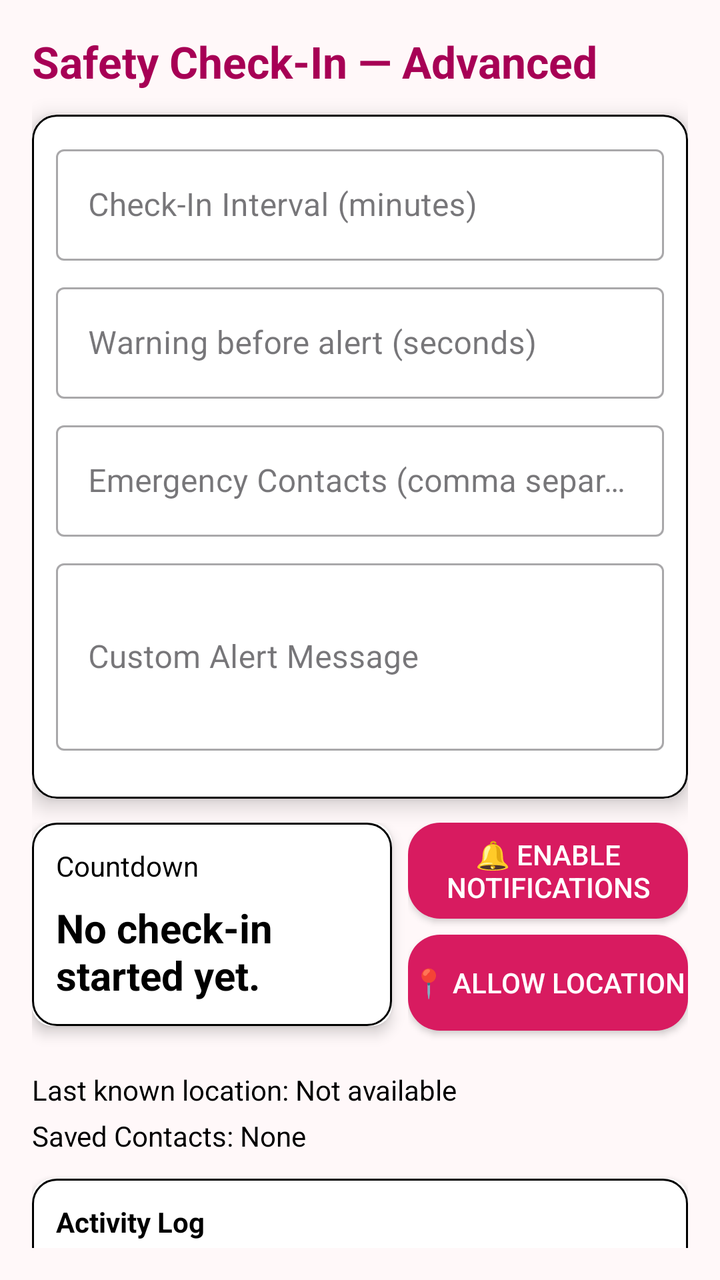
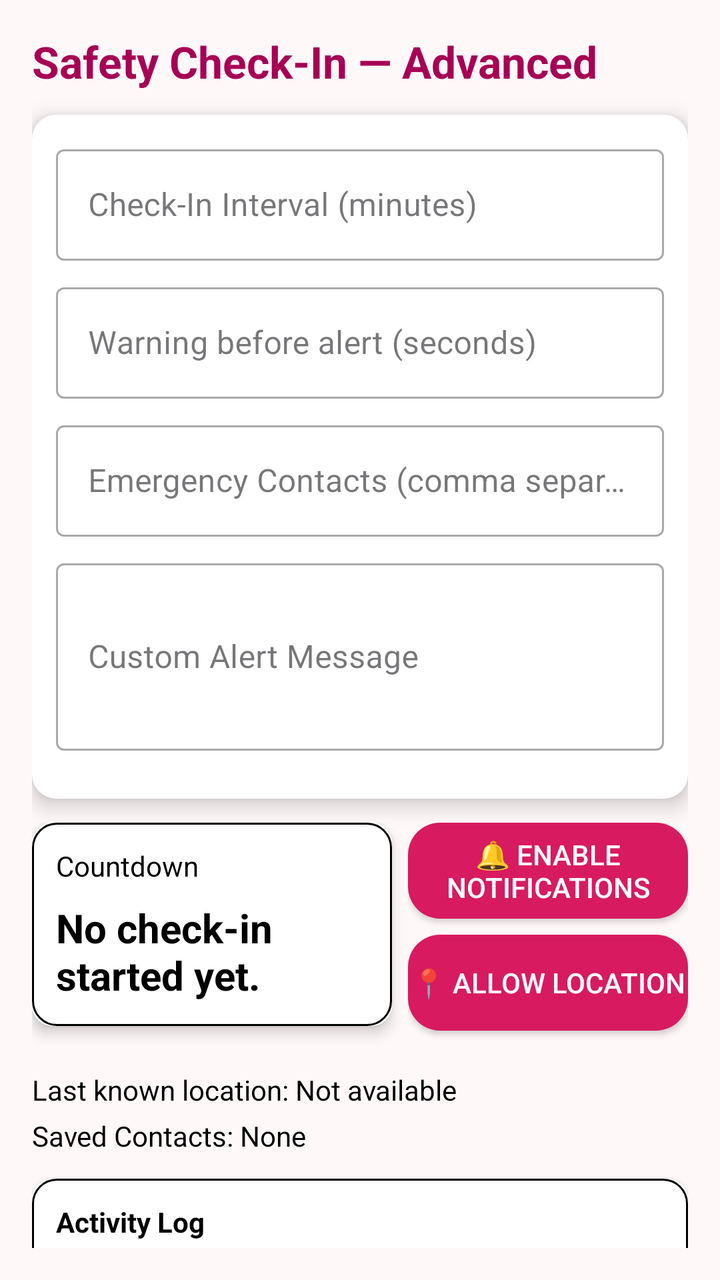

Two renders of the same Android screen: before a commit and after it. Below are the layout's source before the change and the commit's diff.
<!-- AndroidManifest.xml: application theme Theme.EmergencySOS -->
<!-- res/layout/activity_safety_check_in.xml -->
<?xml version="1.0" encoding="utf-8"?>
<androidx.core.widget.NestedScrollView xmlns:android="http://schemas.android.com/apk/res/android"
    xmlns:app="http://schemas.android.com/apk/res-auto"
    android:id="@+id/scroll"
    android:layout_width="match_parent"
    android:layout_height="match_parent"
    android:padding="16dp"
    android:background="#FFF8F9">

    <LinearLayout
        android:id="@+id/root"
        android:layout_width="match_parent"
        android:layout_height="wrap_content"
        android:orientation="vertical">

        
        <TextView
            android:id="@+id/tvTitle"
            android:layout_width="wrap_content"
            android:layout_height="wrap_content"
            android:text="Safety Check-In — Advanced"
            android:textSize="22sp"
            android:textStyle="bold"
            android:textColor="#A70055" />

        
        <androidx.cardview.widget.CardView
            android:layout_marginTop="12dp"
            android:layout_width="match_parent"
            android:layout_height="wrap_content"
            app:cardCornerRadius="12dp"
            android:background="@drawable/edittext_bg"
            app:cardElevation="6dp">

            <LinearLayout
                android:padding="12dp"
                android:orientation="vertical"
                android:background="@drawable/edittext_bg"
                android:layout_width="match_parent"
                android:layout_height="wrap_content">

                <com.google.android.material.textfield.TextInputLayout
                    style="@style/Widget.MaterialComponents.TextInputLayout.OutlinedBox"
                    android:layout_width="match_parent"
                    android:layout_height="wrap_content"
                    android:hint="Check-In Interval (minutes)">

                    <com.google.android.material.textfield.TextInputEditText
                        android:id="@+id/etInterval"
                        android:inputType="number"
                        android:textColor="@color/black"
                        android:layout_width="match_parent"
                        android:layout_height="wrap_content" />
                </com.google.android.material.textfield.TextInputLayout>

                <com.google.android.material.textfield.TextInputLayout
                    style="@style/Widget.MaterialComponents.TextInputLayout.OutlinedBox"
                    android:layout_marginTop="8dp"
                    android:layout_width="match_parent"
                    android:layout_height="wrap_content"
                    android:hint="Warning before alert (seconds)">

                    <com.google.android.material.textfield.TextInputEditText
                        android:id="@+id/etWarning"
                        android:inputType="number"
                        android:textColor="@color/black"
                        android:layout_width="match_parent"
                        android:layout_height="wrap_content" />
                </com.google.android.material.textfield.TextInputLayout>

                <com.google.android.material.textfield.TextInputLayout
                    style="@style/Widget.MaterialComponents.TextInputLayout.OutlinedBox"
                    android:layout_marginTop="8dp"
                    android:layout_width="match_parent"
                    android:layout_height="wrap_content"
                    android:hint="Emergency Contacts (comma separated phones/emails)">

                    <com.google.android.material.textfield.TextInputEditText
                        android:id="@+id/etContacts"
                        android:inputType="textPostalAddress"
                        android:textColor="@color/black"
                        android:layout_width="match_parent"
                        android:layout_height="wrap_content" />
                </com.google.android.material.textfield.TextInputLayout>

                <com.google.android.material.textfield.TextInputLayout
                    style="@style/Widget.MaterialComponents.TextInputLayout.OutlinedBox"
                    android:layout_marginTop="8dp"
                    android:layout_width="match_parent"
                    android:layout_height="wrap_content"
                    android:hint="Custom Alert Message">

                    <com.google.android.material.textfield.TextInputEditText
                        android:id="@+id/etMessage"
                        android:inputType="textMultiLine"
                        android:minLines="3"
                        android:textColor="@color/black"
                        android:layout_width="match_parent"
                        android:layout_height="wrap_content" />
                </com.google.android.material.textfield.TextInputLayout>

                
                <LinearLayout
                    android:layout_marginTop="12dp"
                    android:layout_width="match_parent"
                    android:layout_height="wrap_content"
                    android:orientation="horizontal">

                    <com.google.android.material.button.MaterialButton
                        android:id="@+id/btnStart"
                        android:layout_height="wrap_content"
                        android:layout_width="0dp"
                        android:visibility="gone"
                        android:layout_weight="1"
                        android:text="Start Check-In" />

                    <androidx.appcompat.widget.AppCompatButton
                        android:id="@+id/btnSOS"
                        android:layout_marginStart="8dp"
                        android:background="@drawable/signupbutton_bg"
                        android:layout_width="match_parent"
                        android:visibility="gone"
                        android:textColor="@color/white"
                        android:layout_height="wrap_content"
                        android:layout_weight="1"
                        android:text="SOS" />
                </LinearLayout>

            </LinearLayout>
        </androidx.cardview.widget.CardView>

        
        <LinearLayout
            android:layout_marginTop="12dp"
            android:orientation="horizontal"
            android:layout_width="match_parent"
            android:layout_height="wrap_content">

            <androidx.cardview.widget.CardView
                android:layout_weight="1"
                android:layout_width="0dp"
                app:cardCornerRadius="10dp"
                app:cardElevation="4dp"
                android:layout_height="wrap_content">

                <LinearLayout
                    android:padding="12dp"
                    android:orientation="vertical"
                    android:background="@drawable/edittext_bg"
                    android:layout_width="match_parent"
                    android:layout_height="wrap_content">

                    <TextView
                        android:text="Countdown"
                        android:layout_width="wrap_content"
                        android:textColor="@color/black"
                        android:layout_height="wrap_content" />

                    <TextView
                        android:id="@+id/tvCountdown"
                        android:text="No check-in started yet."
                        android:textSize="20sp"
                        android:textColor="@color/black"
                        android:textStyle="bold"
                        android:layout_marginTop="8dp"
                        android:layout_width="wrap_content"
                        android:layout_height="wrap_content" />
                </LinearLayout>
            </androidx.cardview.widget.CardView>

            <LinearLayout
                android:layout_marginStart="8dp"
                android:orientation="vertical"
                android:layout_width="wrap_content"
                android:layout_height="wrap_content">

                <androidx.appcompat.widget.AppCompatButton
                    android:id="@+id/btnEnableNotif1"
                    android:layout_marginBottom="8dp"
                    android:layout_width="140dp"
                    android:background="@drawable/signupbutton_bg"
                    android:layout_height="wrap_content"
                    android:textColor="@color/white"
                    android:text="🔔 Enable Notifications" />

                <androidx.appcompat.widget.AppCompatButton
                    android:id="@+id/btnAllowLocation"
                    android:layout_marginBottom="8dp"
                    android:layout_width="140dp"
                    android:background="@drawable/signupbutton_bg"
                    android:textColor="@color/white"
                    android:layout_height="wrap_content"
                    android:text="📍 Allow Location" />

                <androidx.appcompat.widget.AppCompatButton
                    android:id="@+id/btnTestAlert"
                    android:layout_width="140dp"
                    android:background="@drawable/signupbutton_bg"
                    android:textColor="@color/white"
                    android:visibility="gone"
                    android:layout_height="wrap_content"
                    android:text="🧪 Test Alert" />
            </LinearLayout>
        </LinearLayout>

        
        <TextView
            android:id="@+id/tvLastLocation"
            android:layout_marginTop="12dp"
            android:layout_width="match_parent"
            android:textColor="@color/black"
            android:layout_height="wrap_content"
            android:text="Last known location: Not available" />

        <TextView
            android:id="@+id/tvSavedContacts"
            android:layout_marginTop="4dp"
            android:layout_width="match_parent"
            android:textColor="@color/black"
            android:layout_height="wrap_content"
            android:text="Saved Contacts: None" />

        
        <androidx.cardview.widget.CardView
            android:layout_marginTop="12dp"
            android:layout_width="match_parent"
            app:cardCornerRadius="10dp"
            app:cardElevation="4dp"
            android:layout_height="wrap_content">

            <LinearLayout
                android:padding="12dp"
                android:orientation="vertical"
                android:background="@drawable/edittext_bg"
                android:layout_width="match_parent"
                android:layout_height="wrap_content">

                <TextView
                    android:text="Activity Log"
                    android:textStyle="bold"
                    android:textColor="@color/black"
                    android:layout_width="wrap_content"
                    android:layout_height="wrap_content" />

                <TextView
                    android:id="@+id/tvLog"
                    android:layout_marginTop="8dp"
                    android:layout_width="match_parent"
                    android:layout_height="wrap_content"
                    android:text="No entries yet." />
            </LinearLayout>
        </androidx.cardview.widget.CardView>

        
        <LinearLayout
            android:layout_marginTop="12dp"
            android:orientation="horizontal"
            android:gravity="center"
            android:layout_width="match_parent"
            android:layout_height="wrap_content">

            <androidx.appcompat.widget.AppCompatButton
                android:id="@+id/btnQuickStart"
                android:layout_width="0dp"
                android:layout_weight="1"
                android:textColor="@color/white"
                android:background="@drawable/signupbutton_bg"
                android:layout_height="wrap_content"
                android:text="Start" />

            <androidx.appcompat.widget.AppCompatButton
                android:layout_height="wrap_content"
                android:background="@drawable/signupbutton_bg"
                android:textColor="@color/white"
                android:id="@+id/btnQuickStop"
                android:layout_marginStart="8dp"
                android:layout_width="0dp"
                android:layout_weight="1"
                android:text="Stop" />

            <androidx.appcompat.widget.AppCompatButton
                android:layout_height="wrap_content"
                android:id="@+id/btnQuickCheckIn"
                android:background="@drawable/signupbutton_bg"
                android:textColor="@color/white"
                android:layout_marginStart="8dp"
                android:layout_width="0dp"
                android:layout_weight="1"
                android:text="Check-In" />

            <androidx.appcompat.widget.AppCompatButton
                android:layout_height="wrap_content"
                android:id="@+id/btnQuickSOS"
                android:background="@drawable/signupbutton_bg"
                android:textColor="@color/white"
                android:visibility="gone"
                android:layout_marginStart="8dp"
                android:layout_width="wrap_content"
                android:text="SOS" />
        </LinearLayout>

        <View android:layout_height="24dp" android:layout_width="match_parent" />


    </LinearLayout>
</androidx.core.widget.NestedScrollView>
<!-- resources referenced by this layout -->
<resources>
  <color name="black">#FF000000</color>
  <color name="white">#FFFFFFFF</color>
  <!-- drawable edittext_bg (drawable) -->
  <shape xmlns:android="http://schemas.android.com/apk/res/android"
      android:shape="rectangle">
      <solid android:color="#FFFFFF" />
      <stroke
          android:width="1dp"
          android:color="#000" />
      <corners android:radius="12dp" />
  </shape>
  <!-- drawable signupbutton_bg (drawable) -->
  <shape xmlns:android="http://schemas.android.com/apk/res/android"
      android:shape="rectangle">
      <solid android:color="#D81B60" />
      <corners android:radius="16dp" />
  </shape>
  <style name="Theme.EmergencySOS" parent="Base.Theme.EmergencySOS" />
  <style name="Base.Theme.EmergencySOS" parent="Theme.Material3.DayNight.NoActionBar">
          
          
      </style>
</resources>

<!-- the commit's change to res/layout/activity_safety_check_in.xml (unified diff, before → after) -->
@@ -1,5 +1,6 @@
 <?xml version="1.0" encoding="utf-8"?>
-<androidx.core.widget.NestedScrollView xmlns:android="http://schemas.android.com/apk/res/android"
+<androidx.core.widget.NestedScrollView
+    xmlns:android="http://schemas.android.com/apk/res/android"
     xmlns:app="http://schemas.android.com/apk/res-auto"
     android:id="@+id/scroll"
     android:layout_width="match_parent"
@@ -29,74 +30,73 @@
             android:layout_width="match_parent"
             android:layout_height="wrap_content"
             app:cardCornerRadius="12dp"
-            android:background="@drawable/edittext_bg"
-            app:cardElevation="6dp">
+            app:cardElevation="6dp"
+            android:background="@drawable/edittext_bg">
 
             <LinearLayout
                 android:padding="12dp"
                 android:orientation="vertical"
-                android:background="@drawable/edittext_bg"
                 android:layout_width="match_parent"
                 android:layout_height="wrap_content">
 
+                
                 <com.google.android.material.textfield.TextInputLayout
                     style="@style/Widget.MaterialComponents.TextInputLayout.OutlinedBox"
                     android:layout_width="match_parent"
                     android:layout_height="wrap_content"
                     android:hint="Check-In Interval (minutes)">
-
                     <com.google.android.material.textfield.TextInputEditText
                         android:id="@+id/etInterval"
                         android:inputType="number"
                         android:textColor="@color/black"
                         android:layout_width="match_parent"
-                        android:layout_height="wrap_content" />
+                        android:layout_height="wrap_content"/>
                 </com.google.android.material.textfield.TextInputLayout>
 
+                
                 <com.google.android.material.textfield.TextInputLayout
                     style="@style/Widget.MaterialComponents.TextInputLayout.OutlinedBox"
                     android:layout_marginTop="8dp"
                     android:layout_width="match_parent"
                     android:layout_height="wrap_content"
                     android:hint="Warning before alert (seconds)">
-
                     <com.google.android.material.textfield.TextInputEditText
                         android:id="@+id/etWarning"
                         android:inputType="number"
                         android:textColor="@color/black"
                         android:layout_width="match_parent"
-                        android:layout_height="wrap_content" />
+                        android:layout_height="wrap_content"/>
                 </com.google.android.material.textfield.TextInputLayout>
 
+                
                 <com.google.android.material.textfield.TextInputLayout
                     style="@style/Widget.MaterialComponents.TextInputLayout.OutlinedBox"
                     android:layout_marginTop="8dp"
                     android:layout_width="match_parent"
                     android:layout_height="wrap_content"
                     android:hint="Emergency Contacts (comma separated phones/emails)">
-
                     <com.google.android.material.textfield.TextInputEditText
                         android:id="@+id/etContacts"
                         android:inputType="textPostalAddress"
                         android:textColor="@color/black"
                         android:layout_width="match_parent"
-                        android:layout_height="wrap_content" />
+                        android:layout_height="wrap_content"/>
                 </com.google.android.material.textfield.TextInputLayout>
 
+                
                 <com.google.android.material.textfield.TextInputLayout
                     style="@style/Widget.MaterialComponents.TextInputLayout.OutlinedBox"
                     android:layout_marginTop="8dp"
                     android:layout_width="match_parent"
                     android:layout_height="wrap_content"
                     android:hint="Custom Alert Message">
-
                     <com.google.android.material.textfield.TextInputEditText
                         android:id="@+id/etMessage"
                         android:inputType="textMultiLine"
                         android:minLines="3"
                         android:textColor="@color/black"
                         android:layout_width="match_parent"
-                        android:layout_height="wrap_content" />
+                        android:layout_height="wrap_content"/>
                 </com.google.android.material.textfield.TextInputLayout>
 
                 
@@ -108,24 +108,23 @@
 
                     <com.google.android.material.button.MaterialButton
                         android:id="@+id/btnStart"
+                        android:layout_width="0dp"
                         android:layout_height="wrap_content"
-                        android:layout_width="0dp"
-                        android:visibility="gone"
                         android:layout_weight="1"
-                        android:text="Start Check-In" />
+                        android:text="Start Check-In"
+                        android:visibility="gone"/>
 
                     <androidx.appcompat.widget.AppCompatButton
                         android:id="@+id/btnSOS"
                         android:layout_marginStart="8dp"
-                        android:background="@drawable/signupbutton_bg"
-                        android:layout_width="match_parent"
+                        android:layout_width="0dp"
+                        android:layout_height="wrap_content"
+                        android:layout_weight="1"
+                        android:text="SOS"
                         android:visibility="gone"
                         android:textColor="@color/white"
-                        android:layout_height="wrap_content"
-                        android:layout_weight="1"
-                        android:text="SOS" />
+                        android:background="@drawable/signupbutton_bg"/>
                 </LinearLayout>
-
             </LinearLayout>
         </androidx.cardview.widget.CardView>
 
@@ -136,26 +135,24 @@
             android:layout_width="match_parent"
             android:layout_height="wrap_content">
 
+            
             <androidx.cardview.widget.CardView
                 android:layout_weight="1"
                 android:layout_width="0dp"
+                android:layout_height="wrap_content"
                 app:cardCornerRadius="10dp"
-                app:cardElevation="4dp"
-                android:layout_height="wrap_content">
-
+                app:cardElevation="4dp">
                 <LinearLayout
                     android:padding="12dp"
                     android:orientation="vertical"
-                    android:background="@drawable/edittext_bg"
-                    android:layout_width="match_parent"
-                    android:layout_height="wrap_content">
-
+                    android:layout_width="match_parent"
+                    android:layout_height="wrap_content"
+                    android:background="@drawable/edittext_bg">
                     <TextView
                         android:text="Countdown"
                         android:layout_width="wrap_content"
-                        android:textColor="@color/black"
-                        android:layout_height="wrap_content" />
-
+                        android:layout_height="wrap_content"
+                        android:textColor="@color/black"/>
                     <TextView
                         android:id="@+id/tvCountdown"
                         android:text="No check-in started yet."
@@ -164,10 +161,11 @@
                         android:textStyle="bold"
                         android:layout_marginTop="8dp"
                         android:layout_width="wrap_content"
-                        android:layout_height="wrap_content" />
+                        android:layout_height="wrap_content"/>
                 </LinearLayout>
             </androidx.cardview.widget.CardView>
 
+            
             <LinearLayout
                 android:layout_marginStart="8dp"
                 android:orientation="vertical"
@@ -176,30 +174,30 @@
 
                 <androidx.appcompat.widget.AppCompatButton
                     android:id="@+id/btnEnableNotif1"
+                    android:layout_width="140dp"
+                    android:layout_height="wrap_content"
                     android:layout_marginBottom="8dp"
-                    android:layout_width="140dp"
+                    android:text="🔔 Enable Notifications"
                     android:background="@drawable/signupbutton_bg"
-                    android:layout_height="wrap_content"
-                    android:textColor="@color/white"
-                    android:text="🔔 Enable Notifications" />
+                    android:textColor="@color/white"/>
 
                 <androidx.appcompat.widget.AppCompatButton
                     android:id="@+id/btnAllowLocation"
+                    android:layout_width="140dp"
+                    android:layout_height="wrap_content"
                     android:layout_marginBottom="8dp"
-                    android:layout_width="140dp"
+                    android:text="📍 Allow Location"
                     android:background="@drawable/signupbutton_bg"
-                    android:textColor="@color/white"
-                    android:layout_height="wrap_content"
-                    android:text="📍 Allow Location" />
+                    android:textColor="@color/white"/>
 
                 <androidx.appcompat.widget.AppCompatButton
                     android:id="@+id/btnTestAlert"
                     android:layout_width="140dp"
+                    android:layout_height="wrap_content"
+                    android:text="🧪 Test Alert"
                     android:background="@drawable/signupbutton_bg"
                     android:textColor="@color/white"
-                    android:visibility="gone"
-                    android:layout_height="wrap_content"
-                    android:text="🧪 Test Alert" />
+                    android:visibility="gone"/>
             </LinearLayout>
         </LinearLayout>
 
@@ -208,46 +206,43 @@
             android:id="@+id/tvLastLocation"
             android:layout_marginTop="12dp"
             android:layout_width="match_parent"
-            android:textColor="@color/black"
-            android:layout_height="wrap_content"
-            android:text="Last known location: Not available" />
+            android:layout_height="wrap_content"
+            android:text="Last known location: Not available"
+            android:textColor="@color/black"/>
 
         <TextView
             android:id="@+id/tvSavedContacts"
             android:layout_marginTop="4dp"
             android:layout_width="match_parent"
-            android:textColor="@color/black"
-            android:layout_height="wrap_content"
-            android:text="Saved Contacts: None" />
+            android:layout_height="wrap_content"
+            android:text="Saved Contacts: None"
+            android:textColor="@color/black"/>
 
         
         <androidx.cardview.widget.CardView
             android:layout_marginTop="12dp"
             android:layout_width="match_parent"
+            android:layout_height="wrap_content"
             app:cardCornerRadius="10dp"
-            app:cardElevation="4dp"
-            android:layout_height="wrap_content">
-
+            app:cardElevation="4dp">
             <LinearLayout
                 android:padding="12dp"
                 android:orientation="vertical"
-                android:background="@drawable/edittext_bg"
                 android:layout_width="match_parent"
-                android:layout_height="wrap_content">
-
+                android:layout_height="wrap_content"
+                android:background="@drawable/edittext_bg">
                 <TextView
                     android:text="Activity Log"
                     android:textStyle="bold"
-                    android:textColor="@color/black"
                     android:layout_width="wrap_content"
-                    android:layout_height="wrap_content" />
-
+                    android:layout_height="wrap_content"
+                    android:textColor="@color/black"/>
                 <TextView
                     android:id="@+id/tvLog"
                     android:layout_marginTop="8dp"
                     android:layout_width="match_parent"
                     android:layout_height="wrap_content"
-                    android:text="No entries yet." />
+                    android:text="No entries yet."/>
             </LinearLayout>
         </androidx.cardview.widget.CardView>
 
@@ -263,44 +258,45 @@
                 android:id="@+id/btnQuickStart"
                 android:layout_width="0dp"
                 android:layout_weight="1"
+                android:layout_height="wrap_content"
+                android:text="Start"
                 android:textColor="@color/white"
-                android:background="@drawable/signupbutton_bg"
-                android:layout_height="wrap_content"
-                android:text="Start" />
+                android:background="@drawable/signupbutton_bg"/>
 
             <androidx.appcompat.widget.AppCompatButton
-                android:layout_height="wrap_content"
-                android:background="@drawable/signupbutton_bg"
-                android:textColor="@color/white"
                 android:id="@+id/btnQuickStop"
-                android:layout_marginStart="8dp"
                 android:layout_width="0dp"
                 android:layout_weight="1"
-                android:text="Stop" />
-
-            <androidx.appcompat.widget.AppCompatButton
-                android:layout_height="wrap_content"
-                android:id="@+id/btnQuickCheckIn"
-                android:background="@drawable/signupbutton_bg"
+                android:layout_height="wrap_content"
+                android:text="Stop"
                 android:textColor="@color/white"
                 android:layout_marginStart="8dp"
+                android:background="@drawable/signupbutton_bg"/>
+
+            <androidx.appcompat.widget.AppCompatButton
+                android:id="@+id/btnQuickCheckIn"
                 android:layout_width="0dp"
                 android:layout_weight="1"
-                android:text="Check-In" />
+                android:layout_height="wrap_content"
+                android:text="Check-In"
+                android:textColor="@color/white"
+                android:layout_marginStart="8dp"
+                android:background="@drawable/signupbutton_bg"/>
 
             <androidx.appcompat.widget.AppCompatButton
-                android:layout_height="wrap_content"
                 android:id="@+id/btnQuickSOS"
+                android:layout_width="wrap_content"
+                android:layout_height="wrap_content"
+                android:text="SOS"
+                android:textColor="@color/white"
+                android:layout_marginStart="8dp"
                 android:background="@drawable/signupbutton_bg"
-                android:textColor="@color/white"
-                android:visibility="gone"
-                android:layout_marginStart="8dp"
-                android:layout_width="wrap_content"
-                android:text="SOS" />
+                android:visibility="gone"/>
         </LinearLayout>
 
-        <View android:layout_height="24dp" android:layout_width="match_parent" />
-
-
+        
+        <View
+            android:layout_height="24dp"
+            android:layout_width="match_parent"/>
     </LinearLayout>
 </androidx.core.widget.NestedScrollView>
